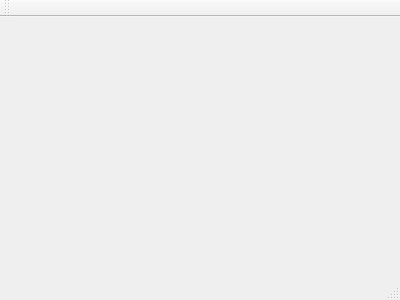
Old version of the form bankautomat/mainwindow.ui in the repository tvt21kmo-bank-project/group_11.
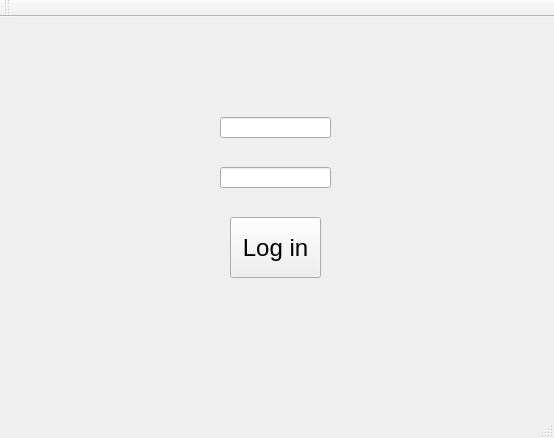
New version of the form.

Commit message: login toimii

The edit to the form file:
```diff
--- a/bankautomat/mainwindow.ui
+++ b/bankautomat/mainwindow.ui
@@ -1,24 +1,91 @@
 <ui version="4.0">
  <class>MainWindow</class>
- <widget class="QMainWindow" name="MainWindow" >
-  <property name="geometry" >
+ <widget class="QMainWindow" name="MainWindow">
+  <property name="geometry">
    <rect>
     <x>0</x>
     <y>0</y>
-    <width>400</width>
-    <height>300</height>
+    <width>554</width>
+    <height>438</height>
    </rect>
   </property>
   <property name="windowTitle" >
    <string>MainWindow</string>
   </property>
-  <widget class="QMenuBar" name="menuBar" />
-  <widget class="QToolBar" name="mainToolBar" />
-  <widget class="QWidget" name="centralWidget" />
-  <widget class="QStatusBar" name="statusBar" />
+  <widget class="QWidget" name="centralWidget">
+   <widget class="QLineEdit" name="lineEditKorttinumero">
+    <property name="geometry">
+     <rect>
+      <x>220</x>
+      <y>100</y>
+      <width>111</width>
+      <height>21</height>
+     </rect>
+    </property>
+    <property name="font">
+     <font>
+      <pointsize>18</pointsize>
+     </font>
+    </property>
+   </widget>
+   <widget class="QLineEdit" name="lineEditPIN">
+    <property name="geometry">
+     <rect>
+      <x>220</x>
+      <y>150</y>
+      <width>111</width>
+      <height>21</height>
+     </rect>
+    </property>
+    <property name="font">
+     <font>
+      <pointsize>18</pointsize>
+     </font>
+    </property>
+    <property name="echoMode">
+     <enum>QLineEdit::Password</enum>
+    </property>
+   </widget>
+   <widget class="QPushButton" name="btnLogin">
+    <property name="geometry">
+     <rect>
+      <x>230</x>
+      <y>200</y>
+      <width>91</width>
+      <height>61</height>
+     </rect>
+    </property>
+    <property name="font">
+     <font>
+      <pointsize>18</pointsize>
+     </font>
+    </property>
+    <property name="text">
+     <string>Log in</string>
+    </property>
+   </widget>
+  </widget>
+  <widget class="QMenuBar" name="menuBar">
+   <property name="geometry">
+    <rect>
+     <x>0</x>
+     <y>0</y>
+     <width>554</width>
+     <height>20</height>
+    </rect>
+   </property>
+  </widget>
+  <widget class="QToolBar" name="mainToolBar">
+   <attribute name="toolBarArea">
+    <enum>TopToolBarArea</enum>
+   </attribute>
+   <attribute name="toolBarBreak">
+    <bool>false</bool>
+   </attribute>
+  </widget>
+  <widget class="QStatusBar" name="statusBar"/>
  </widget>
- <layoutDefault spacing="6" margin="11" />
- <pixmapfunction></pixmapfunction>
+ <layoutdefault spacing="6" margin="11"/>
  <resources/>
  <connections/>
 </ui>
```
Left out of the diff: 3 changed lines with no effect on the pictures. The commit also changes 2 other files.
